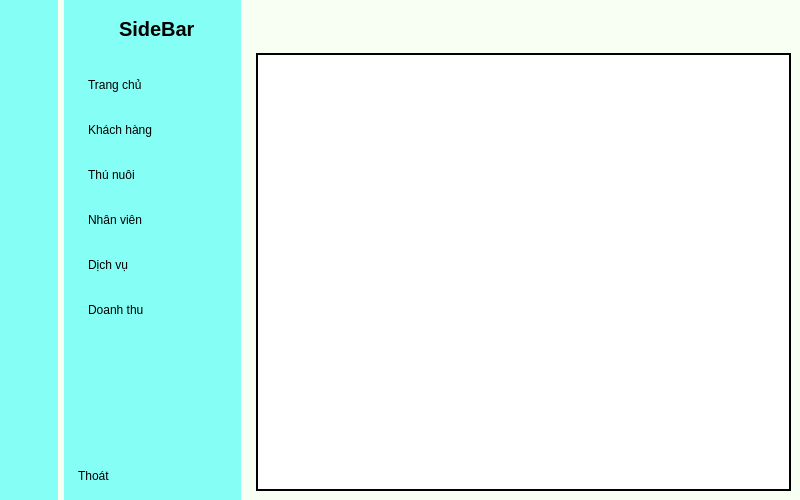
The window that ui/sidebar.ui (thanhphat113/Face_recognition) describes before a commit, drawn with Qt 5.
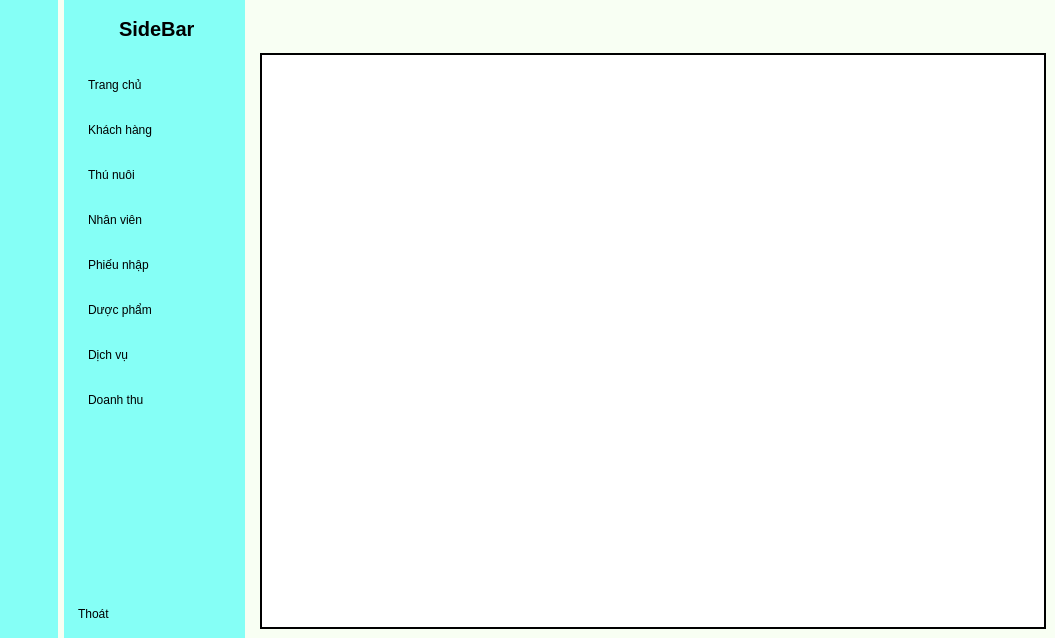
The same window after the commit. Icons and pictures are not drawn.

```diff
--- a/ui/sidebar.ui
+++ b/ui/sidebar.ui
@@ -6,8 +6,8 @@
    <rect>
     <x>0</x>
     <y>0</y>
-    <width>800</width>
-    <height>500</height>
+    <width>1055</width>
+    <height>638</height>
    </rect>
   </property>
   <property name="windowTitle">
@@ -450,7 +450,53 @@
            </property>
            <property name="icon">
             <iconset>
-             <normaloff>img/employee.png</normaloff>img/employee.png</iconset>
+             <normaloff>../img/employee.png</normaloff>../img/employee.png</iconset>
+           </property>
+           <property name="iconSize">
+            <size>
+             <width>20</width>
+             <height>20</height>
+            </size>
+           </property>
+           <property name="checkable">
+            <bool>true</bool>
+           </property>
+           <property name="autoExclusive">
+            <bool>true</bool>
+           </property>
+          </widget>
+         </item>
+         <item>
+          <widget class="QPushButton" name="btnPhieuNhap">
+           <property name="text">
+            <string>Phiếu nhập</string>
+           </property>
+           <property name="icon">
+            <iconset>
+             <normaloff>../img/note_48px.png</normaloff>../img/note_48px.png</iconset>
+           </property>
+           <property name="iconSize">
+            <size>
+             <width>20</width>
+             <height>20</height>
+            </size>
+           </property>
+           <property name="checkable">
+            <bool>true</bool>
+           </property>
+           <property name="autoExclusive">
+            <bool>true</bool>
+           </property>
+          </widget>
+         </item>
+         <item>
+          <widget class="QPushButton" name="btnMedicine">
+           <property name="text">
+            <string>Dược phẩm</string>
+           </property>
+           <property name="icon">
+            <iconset>
+             <normaloff>../img/medical_bag_100px.png</normaloff>../img/medical_bag_100px.png</iconset>
            </property>
            <property name="iconSize">
             <size>
@@ -618,7 +664,7 @@
 border:1px solid black;</string>
          </property>
          <property name="currentIndex">
-          <number>4</number>
+          <number>5</number>
          </property>
          <widget class="QWidget" name="home_Page">
           <widget class="QLabel" name="label_4">
@@ -666,6 +712,8 @@
           </widget>
          </widget>
          <widget class="QWidget" name="employee_page"/>
+         <widget class="QWidget" name="phieunhap_page"/>
+         <widget class="QWidget" name="medicine_page"/>
          <widget class="QWidget" name="service_Page"/>
          <widget class="QWidget" name="chart_Page">
           <widget class="QLabel" name="label_8">
```
Left out of the diff: 80 changed lines with no effect on the pictures.
